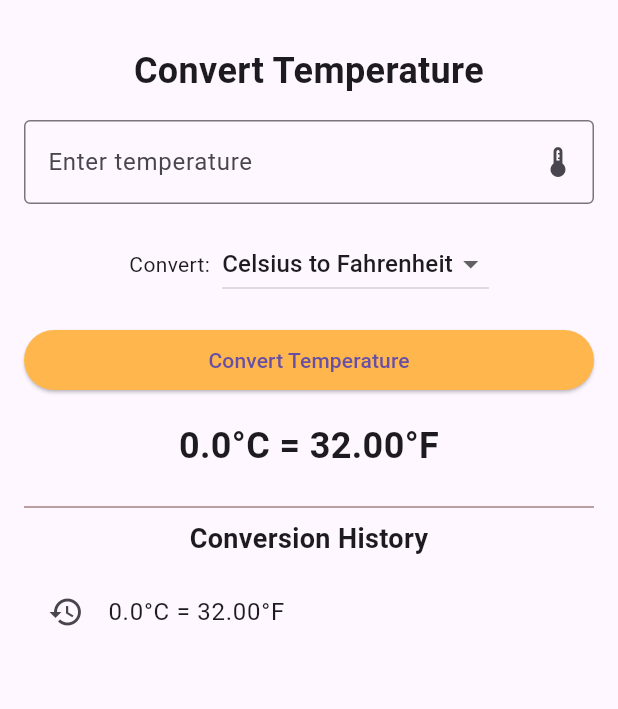
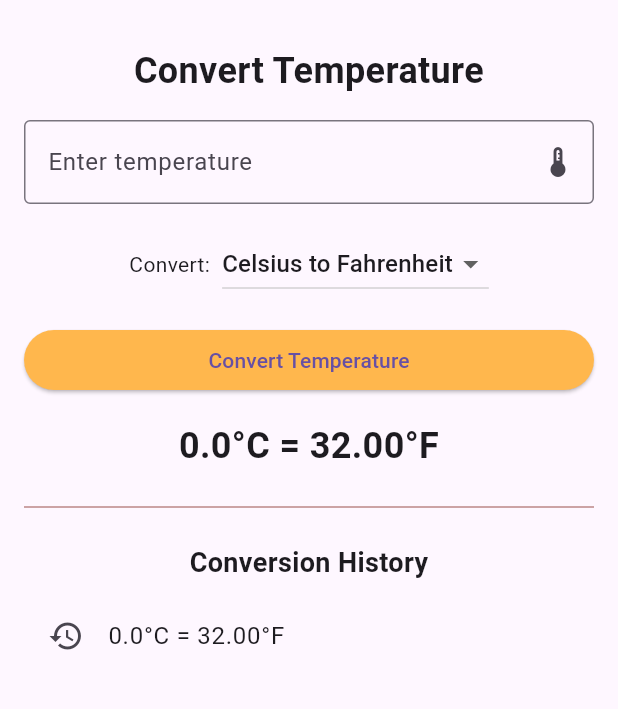
Before and after one commit to AudryAshleenChivanga/alu-flutter_applications, a Flutter app: the screen it shows after launch, after a tap on "Convert Temperature", on a phone screen of 412 x 824 dp, the part 63-772 px from its top. Run offline on Flutter 3.47's test engine with Material 3 defaults, Android fonts, the phone set to English and light mode, and no system bars.

Commit message:
Android emulator working well

```diff
--- a/temperature_conversions/lib/main.dart
+++ b/temperature_conversions/lib/main.dart
@@ -53,130 +53,33 @@ class _TemperatureConverterHomeState extends State<TemperatureConverterHome> {
         title: Text('Temperature Converter by Audry Ashleen Chivanga'),
         centerTitle: true,
       ),
-      body: OrientationBuilder(
-        builder: (context, orientation) {
+      body: LayoutBuilder(
+        builder: (context, constraints) {
           return Padding(
             padding: const EdgeInsets.all(16.0),
-            child: orientation == Orientation.portrait
-                ? _buildPortraitLayout()
-                : _buildLandscapeLayout(),
+            child: constraints.maxWidth < 600
+                ? Column(
+                    crossAxisAlignment: CrossAxisAlignment.stretch,
+                    children: _buildWidgets(),
+                  )
+                : Row(
+                    children: [
+                      Expanded(
+                        child: Column(
+                          crossAxisAlignment: CrossAxisAlignment.stretch,
+                          children: _buildWidgets(),
+                        ),
+                      ),
+                    ],
+                  ),
           );
         },
       ),
     );
   }
 
-  // Layout for portrait orientation
-  Widget _buildPortraitLayout() {
-    return Column(
-      crossAxisAlignment: CrossAxisAlignment.stretch,
-      children: [
-        // Heading
-        Text(
-          'Convert Temperature',
-          style: TextStyle(fontSize: 24, fontWeight: FontWeight.bold),
-          textAlign: TextAlign.center,
-        ),
-        SizedBox(height: 16),
-
-        // Text Input for Temperature
-        TextField(
-          controller: _controller,
-          decoration: InputDecoration(
-            labelText: 'Enter temperature',
-            border: OutlineInputBorder(),
-            suffixIcon: Icon(Icons.thermostat),
-          ),
-          keyboardType: TextInputType.number,
-        ),
-        SizedBox(height: 16),
-
-        // Dropdown for Conversion Type
-        Row(
-          mainAxisAlignment: MainAxisAlignment.center,
-          children: [
-            Text('Convert:'),
-            SizedBox(width: 8),
-            DropdownButton<String>(
-              value: _conversionType,
-              onChanged: (String? newValue) {
-                setState(() {
-                  _conversionType = newValue!;
-                });
-              },
-              items: <String>[
-                "Celsius to Fahrenheit",
-                "Fahrenheit to Celsius",
-              ].map<DropdownMenuItem<String>>((String value) {
-                return DropdownMenuItem<String>(
-                  value: value,
-                  child: Text(value),
-                );
-              }).toList(),
-            ),
-          ],
-        ),
-        SizedBox(height: 16),
-
-        // Convert Button
-        ElevatedButton(
-          style: ElevatedButton.styleFrom(
-            backgroundColor: Colors.orange[300], // Light orange button
-          ),
-          onPressed: _convertTemperature, // Call conversion function here
-          child: Text('Convert Temperature'),
-        ),
-
-        SizedBox(height: 16),
-
-        // Display Result
-        Text(
-          _result,
-          style: TextStyle(fontSize: 24, fontWeight: FontWeight.bold),
-          textAlign: TextAlign.center,
-        ),
-        SizedBox(height: 16),
-
-        // Divider
-        Divider(
-          color: const Color.fromARGB(255, 167, 130, 130),
-          thickness: 1,
-        ),
-
-        // Conversion History Heading
-        Text(
-          'Conversion History',
-          style: TextStyle(fontSize: 18, fontWeight: FontWeight.bold),
-          textAlign: TextAlign.center,
-        ),
-        SizedBox(height: 8),
-
-        // History List
-        Expanded(
-          child: ListView.builder(
-            itemCount: _conversionHistory.length,
-            itemBuilder: (context, index) {
-              return ListTile(
-                leading: Icon(Icons.history),
-                title: Text(
-                  _conversionHistory[index],
-                  style: TextStyle(fontSize: 16),
-                ),
-              );
-            },
-          ),
-        ),
-      ],
-    );
-  }
-
-  // Layout for landscape orientation
-  Widget _buildLandscapeLayout() {
-    return Row(
-      children: [
-        Expanded(
-          child: Column(
-            children: [
+  List<Widget> _buildWidgets() {
+    return [
       // Heading
       Text(
         'Convert Temperature',
@@ -232,7 +135,6 @@ class _TemperatureConverterHomeState extends State<TemperatureConverterHome> {
         onPressed: _convertTemperature,
         child: Text('Convert Temperature'),
       ),
-
       SizedBox(height: 16),
 
       // Display Result
@@ -241,16 +143,16 @@ class _TemperatureConverterHomeState extends State<TemperatureConverterHome> {
         style: TextStyle(fontSize: 24, fontWeight: FontWeight.bold),
         textAlign: TextAlign.center,
       ),
-            ],
-          ),
-        ),
-        VerticalDivider(
-          color: const Color.fromARGB(255, 167, 130, 130),
+      SizedBox(height: 16),
+
+      // Divider
+      Divider(
+        color: const Color.fromARGB(255, 187, 135, 135),
         thickness: 1,
       ),
-        Expanded(
-          child: Column(
-            children: [
+      SizedBox(height: 16),
+
+      // Conversion History Heading
       Text(
         'Conversion History',
         style: TextStyle(fontSize: 18, fontWeight: FontWeight.bold),
@@ -273,10 +175,6 @@ class _TemperatureConverterHomeState extends State<TemperatureConverterHome> {
           },
         ),
       ),
-            ],
-          ),
-        ),
-      ],
-    );
+    ];
   }
 }
```
Lines whose indentation alone changed are shown as unchanged.
